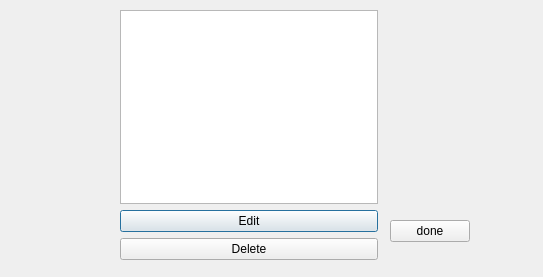
Above: listofflights.ui from Abdelrahman-Shorim/FlightApp before the change. Below: the same form after it.
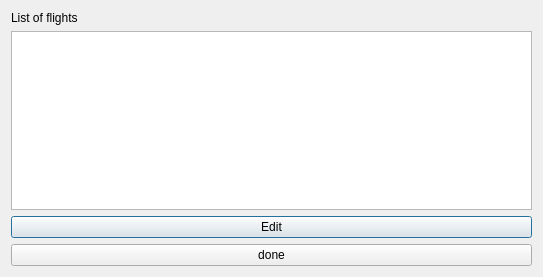
That is the form after the change.

```diff
--- a/listofflights.ui
+++ b/listofflights.ui
@@ -13,15 +13,15 @@
   <property name="windowTitle">
    <string>Dialog</string>
   </property>
-  <widget class="QWidget" name="layoutWidget">
-   <property name="geometry">
-    <rect>
-     <x>120</x>
-     <y>10</y>
-     <width>258</width>
-     <height>250</height>
-    </rect>
-   </property>
+  <layout class="QVBoxLayout" name="verticalLayout_2">
+   <item>
+    <widget class="QLabel" name="label">
+     <property name="text">
+      <string>List of flights</string>
+     </property>
+    </widget>
+   </item>
+   <item>
    <layout class="QVBoxLayout" name="verticalLayout">
     <item>
      <widget class="QListWidget" name="listWidget"/>
@@ -34,27 +34,15 @@
      </widget>
     </item>
     <item>
-     <widget class="QPushButton" name="pushButton_2">
-      <property name="text">
-       <string>Delete</string>
-      </property>
-     </widget>
-    </item>
-   </layout>
-  </widget>
-  <widget class="QPushButton" name="pushButton_3">
-   <property name="geometry">
-    <rect>
-     <x>390</x>
-     <y>220</y>
-     <width>80</width>
-     <height>22</height>
-    </rect>
-   </property>
+      <widget class="QPushButton" name="toadminpage">
    <property name="text">
     <string>done</string>
    </property>
   </widget>
+     </item>
+    </layout>
+   </item>
+  </layout>
  </widget>
  <resources/>
  <connections/>
```
Left out of the diff: 2 changed lines with no effect on the pictures. Lines whose indentation alone changed are shown as unchanged.
